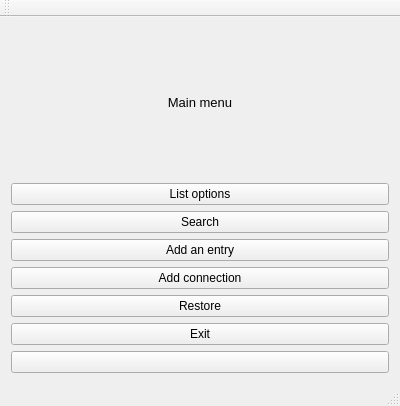
Old version of the form VLNvika3/mainwindow.ui in the repository Gylfian/VLN-vika-3.
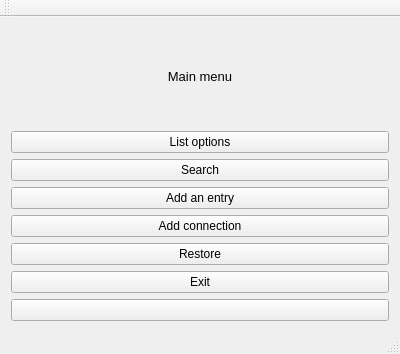
New version of the form. Icons and pictures are not drawn.

Patch:
```diff
--- a/VLNvika3/mainwindow.ui
+++ b/VLNvika3/mainwindow.ui
@@ -7,7 +7,7 @@
     <x>0</x>
     <y>0</y>
     <width>400</width>
-    <height>406</height>
+    <height>354</height>
    </rect>
   </property>
   <property name="minimumSize">
@@ -16,6 +16,12 @@
     <height>315</height>
    </size>
   </property>
+  <property name="maximumSize">
+   <size>
+    <width>400</width>
+    <height>354</height>
+   </size>
+  </property>
   <property name="windowTitle">
    <string>MainWindow</string>
   </property>
```
